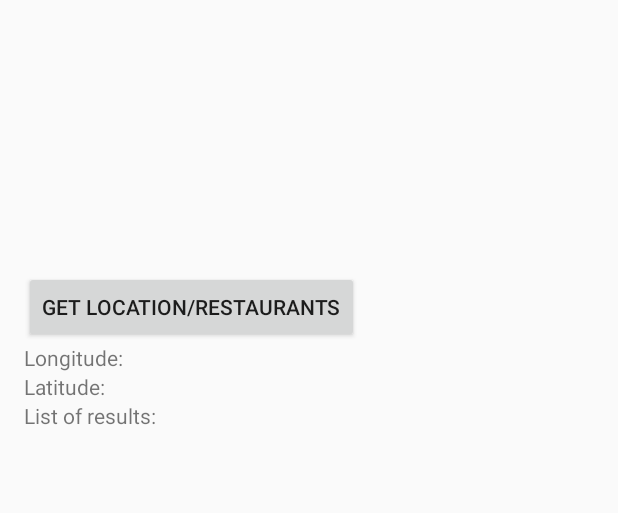
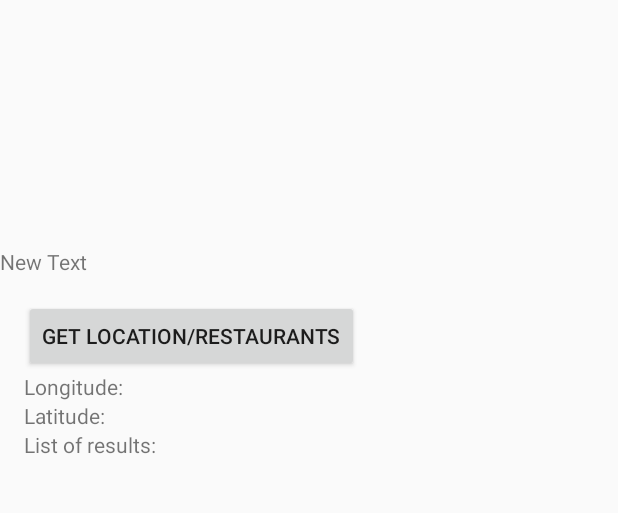
Before and after one commit to Nevvea7/CodeUTestApp, an Android app: the screen it shows after launch (MainActivity), on a phone screen of 412 x 824 dp, the part 137-650 px from its top. Run offline under Robolectric (Android 15) with nearby library versions, the phone set to English and light mode, and no system bars.

Commit message:
add new feature
can move camera to anywhere and get the restaurants nearby now

```diff
--- a/app/src/main/java/app/nevvea/codeutestapp/MainActivity.java
+++ b/app/src/main/java/app/nevvea/codeutestapp/MainActivity.java
@@ -5,6 +5,7 @@ import android.os.Bundle;
 import android.support.v4.app.Fragment;
 import android.support.v7.app.ActionBarActivity;
 import android.util.Log;
+import android.widget.TextView;
 import android.widget.Toast;
 
 import com.google.android.gms.common.ConnectionResult;
@@ -16,20 +17,27 @@ import com.google.android.gms.maps.CameraUpdateFactory;
 import com.google.android.gms.maps.GoogleMap;
 import com.google.android.gms.maps.OnMapReadyCallback;
 import com.google.android.gms.maps.SupportMapFragment;
+import com.google.android.gms.maps.model.CameraPosition;
 import com.google.android.gms.maps.model.LatLng;
+import com.google.android.gms.maps.model.Marker;
+import com.google.android.gms.maps.model.MarkerOptions;
 
 
 public class MainActivity extends ActionBarActivity
         implements GoogleApiClient.ConnectionCallbacks,
         GoogleApiClient.OnConnectionFailedListener,
         LocationListener,
+        GoogleMap.OnCameraChangeListener,
         GoogleMap.OnMyLocationButtonClickListener,
         OnMapReadyCallback {
 
     GoogleApiClient mGoogleApiClient;
     GoogleMap mMap;
+    Marker marker;
     double curLongitude;
     double curLatitude;
+
+    TextView mCameraTextView;
 
     Location mLocation;
 
@@ -52,6 +60,8 @@ public class MainActivity extends ActionBarActivity
         SupportMapFragment mapFragment =
                 (SupportMapFragment) getSupportFragmentManager().findFragmentById(R.id.map);
         mapFragment.getMapAsync(this);
+
+        mCameraTextView = (TextView) findViewById(R.id.camera_position);
 
         mFragment = (MainActivityFragment) getSupportFragmentManager().findFragmentById(R.id.activity_fragment);
         mFragment.setmGoogleApiClient(mGoogleApiClient);
@@ -82,9 +92,15 @@ public class MainActivity extends ActionBarActivity
         mMap = googleMap;
 
         mMap.setMyLocationEnabled(true);
-
+        mMap.setOnCameraChangeListener(this);
         mFragment.setmMap(googleMap);
 
+    }
+
+    @Override
+    public void onCameraChange(CameraPosition cameraPosition) {
+        marker.setPosition(cameraPosition.target);
+        mCameraTextView.setText(cameraPosition.toString());
     }
 
     /**
@@ -94,9 +110,9 @@ public class MainActivity extends ActionBarActivity
     public void onLocationChanged(Location location) {
         curLongitude = location.getLongitude();
         curLatitude = location.getLatitude();
-//
-//        longitudeTextView.setText(LONG_LABEL+ Double.toString(curLongitude));
-//        latitudeTextView.setText(LAT_LABEL + Double.toString(curLatitude));
+
+        //mMap.moveCamera(CameraUpdateFactory.newLatLngZoom(new LatLng(curLatitude, curLongitude), 16));
+
         }
 
     /**
@@ -113,7 +129,10 @@ public class MainActivity extends ActionBarActivity
         curLongitude = mLocation.getLongitude();
         curLatitude = mLocation.getLatitude();
 
+        // TODO: check if map is null
         mMap.moveCamera(CameraUpdateFactory.newLatLngZoom(new LatLng(curLatitude, curLongitude), 16));
+        marker = mMap.addMarker(new MarkerOptions()
+                .position(new LatLng(curLatitude, curLongitude)));
 
 
     }
--- a/app/src/main/res/layout/activity_main.xml
+++ b/app/src/main/res/layout/activity_main.xml
@@ -12,6 +12,12 @@
         android:layout_height="200dp"
         class="com.google.android.gms.maps.SupportMapFragment"/>
 
+    <TextView
+        android:layout_width="wrap_content"
+        android:layout_height="wrap_content"
+        android:text="New Text"
+        android:id="@+id/camera_position" />
+
     <fragment xmlns:android="http://schemas.android.com/apk/res/android"
         android:id="@+id/activity_fragment"
         android:name="app.nevvea.codeutestapp.MainActivityFragment" tools:layout="@layout/fragment_main"
```
Also changed, not shown: app/src/main/java/app/nevvea/codeutestapp/MainActivityFragment.java (+10 -15 lines), app/src/main/java/app/nevvea/codeutestapp/Utility.java (added, +26 -0 lines), app/src/main/java/app/nevvea/codeutestapp/data/DataContract.java (added, +7 -0 lines).
